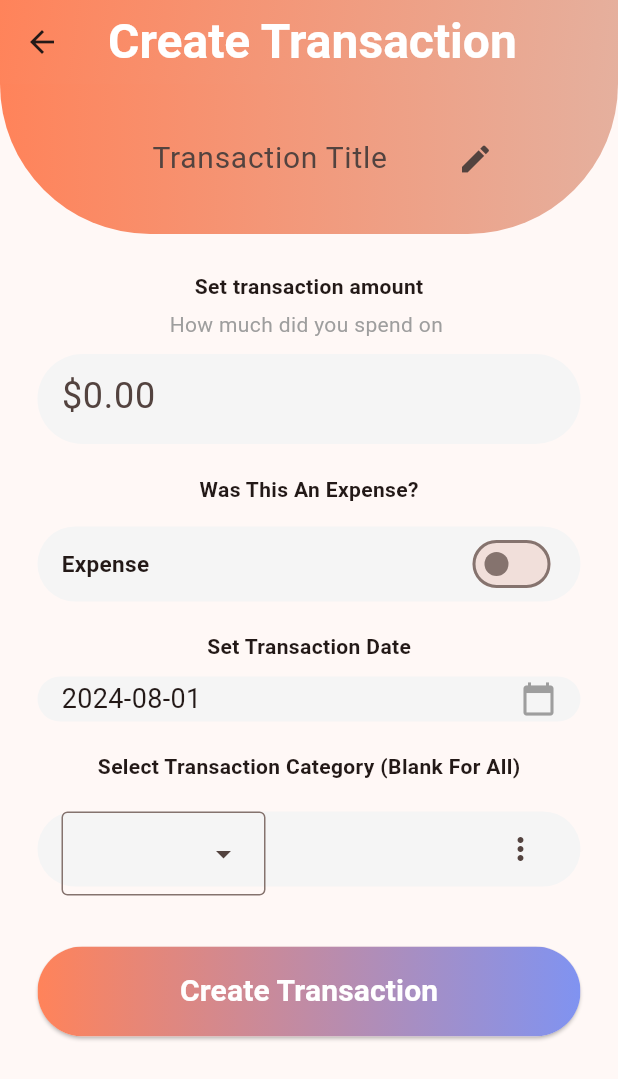
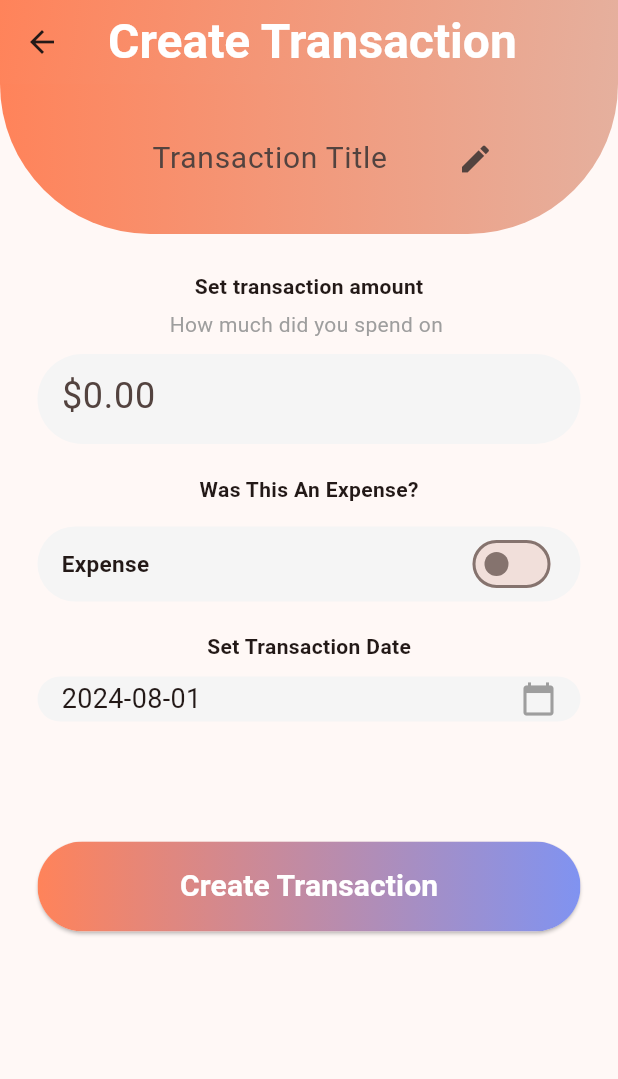
Before and after one commit to KushParmar07/Econowise, a Flutter app: the TransactionScreen screen opened directly, on a phone screen of 412 x 824 dp. Shown: the top 1079 px of the screen. Run offline on Flutter 3.47's test engine with Material 3 defaults, Android fonts, the light colour scheme and no system bars; our stand-ins replace flutter_colorpicker, fluttertoast, percent_indicator; missing offline and left inert: multiselect.

```diff
--- a/lib/transaction_files/create_transaction.dart
+++ b/lib/transaction_files/create_transaction.dart
@@ -392,14 +392,17 @@ class _TransactionScreenState extends State<TransactionScreen> {
                         ),
                       ),
                       const SizedBox(height: 20),
-                      const Text(
+                      spent
+                          ? const Text(
                               "Select Transaction Category (Blank For All)",
                               style: TextStyle(fontWeight: FontWeight.bold),
-                      ),
+                            )
+                          : const SizedBox(),
                       const SizedBox(
                         height: 20,
                       ),
-                      SizedBox(
+                      spent
+                          ? SizedBox(
                               height: 50,
                               child: InkWell(
                                 borderRadius: BorderRadius.circular(30.0),
@@ -408,8 +411,8 @@ class _TransactionScreenState extends State<TransactionScreen> {
                                       color: Colors.grey[100]!,
                                       borderRadius: BorderRadius.circular(30.0),
                                     ),
-                              padding:
-                                  const EdgeInsets.symmetric(horizontal: 16.0),
+                                    padding: const EdgeInsets.symmetric(
+                                        horizontal: 16.0),
                                     child: Expanded(
                                         child: Row(
                                       children: [
@@ -417,7 +420,8 @@ class _TransactionScreenState extends State<TransactionScreen> {
                                             builder: (context, saveData, _) {
                                           return Expanded(
                                             child: DropdownMenu(
-                                          initialSelection: selectedCategory,
+                                                initialSelection:
+                                                    selectedCategory,
                                                 controller: categoryTitle,
                                                 onSelected: (String? value) {
                                                   // This is called when the user selects an item.
@@ -425,12 +429,15 @@ class _TransactionScreenState extends State<TransactionScreen> {
                                                     selectedCategory = value!;
                                                   });
                                                 },
-                                          dropdownMenuEntries: saveData
-                                              .categories
-                                              .map<DropdownMenuEntry<String>>(
+                                                dropdownMenuEntries:
+                                                    saveData.categories.map<
+                                                            DropdownMenuEntry<
+                                                                String>>(
                                                         (String value) {
-                                            return DropdownMenuEntry<String>(
-                                                value: value, label: value);
+                                                  return DropdownMenuEntry<
+                                                          String>(
+                                                      value: value,
+                                                      label: value);
                                                 }).toList()),
                                           );
                                         }),
@@ -440,7 +447,8 @@ class _TransactionScreenState extends State<TransactionScreen> {
                                       ],
                                     ))),
                               ),
-                      ),
+                            )
+                          : const SizedBox(),
                       const SizedBox(height: 40),
                       Center(
                         child: SizedBox(
```
Also changed, not shown: lib/transaction_files/transactions_list.dart (+7 -1 lines), 5 other files. Lines whose indentation alone changed are shown as unchanged.
